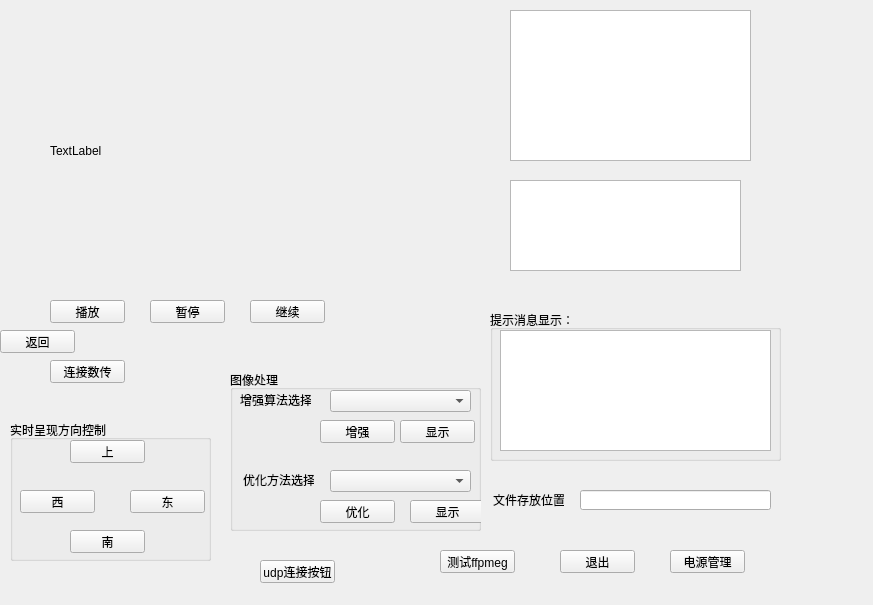
First picture: the form in Project_gather/QtRealtimeimage.ui, repository mohanmode2008/Terminal, before the edit.
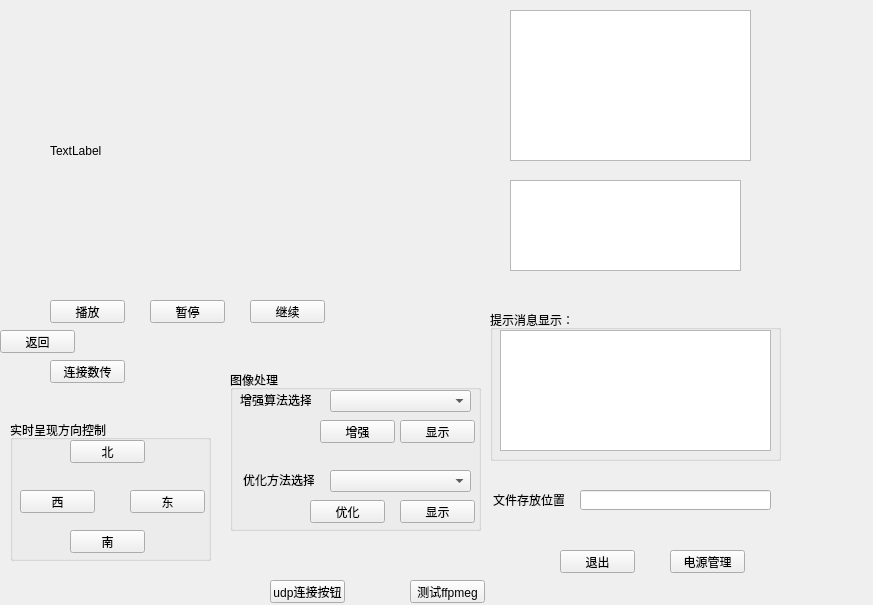
Second picture: the form after the edit.

```diff
--- a/Project_gather/QtRealtimeimage.ui
+++ b/Project_gather/QtRealtimeimage.ui
@@ -61,7 +61,7 @@
      </rect>
     </property>
     <property name="text">
-     <string>上</string>
+     <string>北</string>
     </property>
    </widget>
    <widget class="QPushButton" name="btn_to_south">
@@ -191,7 +191,7 @@
    <widget class="QPushButton" name="btn_optimize">
     <property name="geometry">
      <rect>
-      <x>90</x>
+      <x>80</x>
       <y>130</y>
       <width>75</width>
       <height>23</height>
@@ -204,7 +204,7 @@
    <widget class="QPushButton" name="btn_optimize_display">
     <property name="geometry">
      <rect>
-      <x>180</x>
+      <x>170</x>
       <y>130</y>
       <width>75</width>
       <height>23</height>
@@ -310,8 +310,8 @@
   <widget class="QPushButton" name="btn_ffpneg">
    <property name="geometry">
     <rect>
-     <x>440</x>
-     <y>550</y>
+     <x>410</x>
+     <y>580</y>
      <width>75</width>
      <height>23</height>
     </rect>
@@ -375,8 +375,8 @@
   <widget class="QPushButton" name="btn_to_connect_udp">
    <property name="geometry">
     <rect>
-     <x>260</x>
-     <y>560</y>
+     <x>270</x>
+     <y>580</y>
      <width>75</width>
      <height>23</height>
     </rect>
```
